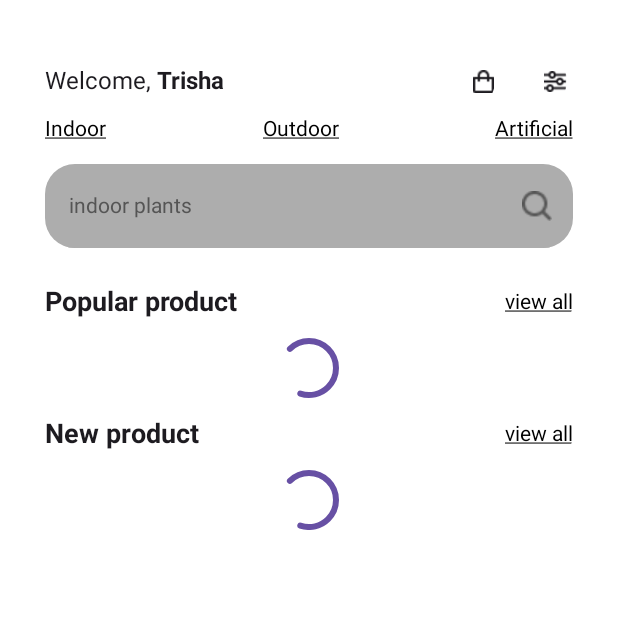
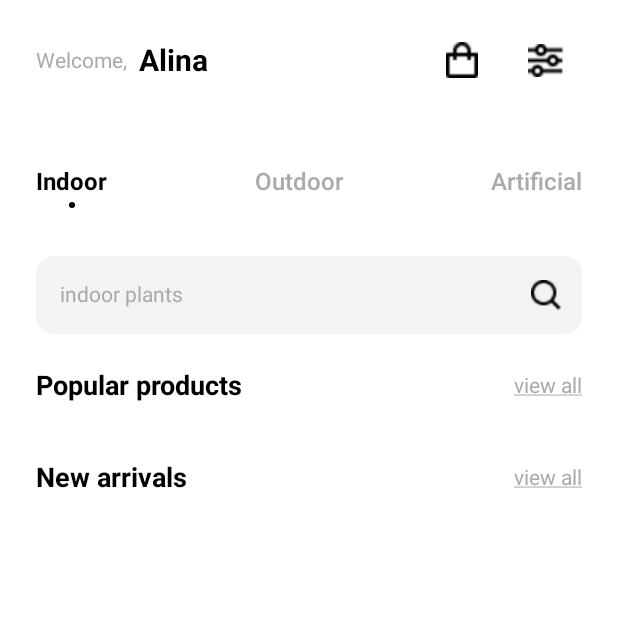
Before and after one commit to AlonzaL/PlantStore, an Android app built with Jetpack Compose: the MainScreen screen opened through its navigation route, on a phone screen of 412 x 824 dp, the top half of it. Run offline under Robolectric (Android 15) with nearby library versions, the phone set to English and light mode, and no system bars; our stand-ins replace Firebase (no records; nobody signed in at launch, a user with empty details on screens opened directly).

Commit message:
MainScreen

```diff
--- a/app/src/main/java/com/example/plantstore/plantstore/screen/main/MainScreen.kt
+++ b/app/src/main/java/com/example/plantstore/plantstore/screen/main/MainScreen.kt
@@ -1,9 +1,13 @@
 package com.example.plantstore.plantstore.screen.main
 
-import androidx.compose.foundation.layout.Spacer
-import androidx.compose.foundation.layout.height
+import androidx.compose.foundation.layout.Arrangement
+import androidx.compose.foundation.layout.Column
+import androidx.compose.foundation.layout.PaddingValues
+import androidx.compose.foundation.layout.fillMaxSize
 import androidx.compose.foundation.layout.padding
 import androidx.compose.foundation.lazy.LazyColumn
+import androidx.compose.foundation.lazy.LazyRow
+import androidx.compose.foundation.lazy.items
 import androidx.compose.material3.Scaffold
 import androidx.compose.runtime.Composable
 import androidx.compose.runtime.collectAsState
@@ -14,10 +18,10 @@ import androidx.compose.ui.tooling.preview.Preview
 import androidx.compose.ui.unit.dp
 import androidx.lifecycle.viewmodel.compose.viewModel
 import com.example.plantstore.plantstore.domain.PlantModel
-import com.example.plantstore.plantstore.screen.main.components.CategorySection
-import com.example.plantstore.plantstore.screen.main.components.PlantSection
-import com.example.plantstore.plantstore.screen.main.components.SearchSection
+import com.example.plantstore.plantstore.screen.main.components.CategorySelector
 import com.example.plantstore.plantstore.screen.main.components.HeaderSection
+import com.example.plantstore.plantstore.screen.main.components.PlantCard
+import com.example.plantstore.plantstore.screen.main.components.SearchBar
 import com.example.plantstore.plantstore.screen.main.components.TopBar
 import com.example.plantstore.plantstore.viewModel.MainViewModel
 
@@ -30,64 +34,76 @@ fun MainScreen(
     onSeeAllPopular: () -> Unit,
     onSeeAllNew: () -> Unit
 ) {
-    val categories = listOf(
-        "Indoor",
-        "Outdoor",
-        "Artificial"
-    )
-
-    val popularPlant by viewModel.listPopularPlant.collectAsState()
-    val newPlant by viewModel.listNewPlant.collectAsState()
+    val popularPlants by viewModel.listPopularPlant.collectAsState()
+    val newPlants by viewModel.listNewPlant.collectAsState()
+    val searchQuery by viewModel.searchQuery.collectAsState()
+    val selectedCategory by viewModel.selectedCategory.collectAsState()
 
     Scaffold(
         containerColor = Color.White
     ) { paddingValues ->
         LazyColumn(
-            contentPadding = paddingValues,
             modifier = Modifier
-                .padding(30.dp)
+                .fillMaxSize()
+                .padding(paddingValues),
+            contentPadding = PaddingValues(bottom = 20.dp),
+            verticalArrangement = Arrangement.spacedBy(24.dp)
         ) {
             item {
                 TopBar(
-                    onCartClick = {},
+                    userName = "Alina",
+                    onCartClick = onCartClick,
                     onSettingsClick = onSettingsClick
                 )
-                //Spacer(modifier = Modifier.height(5.dp))
             }
 
             item {
-                CategorySection(
-                    categories = categories
+                CategorySelector(
+                    categories = viewModel.categories,
+                    selectedCategory = selectedCategory,
+                    onCategoryClick = viewModel::onCategorySelect
                 )
-                Spacer(modifier = Modifier.height(15.dp))
             }
+
             item {
-                SearchSection()
-                Spacer(modifier = Modifier.height(12.dp))
+                SearchBar(
+                    value = searchQuery,
+                    onValueChange = viewModel::onSearchQueryChange
+                )
             }
+
             item {
+                Column(verticalArrangement = Arrangement.spacedBy(16.dp)) {
                     HeaderSection(
-                    title = "Popular product",
+                        title = "Popular products",
                         onSeeAll = onSeeAllPopular
                     )
+                    LazyRow(
+                        contentPadding = PaddingValues(horizontal = 24.dp),
+                        horizontalArrangement = Arrangement.spacedBy(16.dp)
+                    ) {
+                        items(popularPlants) { plant ->
+                            PlantCard(item = plant, onClick = { onOpenDetail(plant) })
                         }
+                    }
+                }
+            }
+
             item {
-                PlantSection(
-                    items = popularPlant,
-                    onClick = onOpenDetail
-                )
-            }
-            item {
+                Column(verticalArrangement = Arrangement.spacedBy(16.dp)) {
                     HeaderSection(
-                    title = "New product",
+                        title = "New arrivals",
                         onSeeAll = onSeeAllNew
                     )
+                    LazyRow(
+                        contentPadding = PaddingValues(horizontal = 24.dp),
+                        horizontalArrangement = Arrangement.spacedBy(16.dp)
+                    ) {
+                        items(newPlants) { plant ->
+                            PlantCard(item = plant, onClick = { onOpenDetail(plant) })
                         }
-            item {
-                PlantSection(
-                    items = newPlant,
-                    onClick = onOpenDetail
-                )
+                    }
+                }
             }
         }
     }
--- a/app/src/main/java/com/example/plantstore/plantstore/screen/main/components/CategorySection.kt
+++ /dev/null
@@ -1,52 +0,0 @@
-package com.example.plantstore.plantstore.screen.main.components
-
-import androidx.compose.foundation.clickable
-import androidx.compose.foundation.layout.Arrangement
-import androidx.compose.foundation.layout.Row
-import androidx.compose.foundation.layout.fillMaxWidth
-import androidx.compose.material.Text
-import androidx.compose.runtime.Composable
-import androidx.compose.ui.Modifier
-import androidx.compose.ui.platform.LocalContext
-import androidx.compose.ui.text.TextStyle
-import androidx.compose.ui.text.style.TextDecoration
-import androidx.compose.ui.unit.sp
-
-@Composable
-fun CategorySection(
-    categories: List<String>
-) {
-    val rows = categories.chunked(3)
-    val context = LocalContext.current
-
-    Row(
-        modifier = Modifier
-            .fillMaxWidth(),
-        horizontalArrangement = Arrangement.SpaceBetween
-    ) {
-        categories.forEach { category ->
-            CategoryItem(
-                category = category,
-                onItemClick = { }
-            )
-        }
-    }
-}
-
-
-@Composable
-fun CategoryItem(
-    category: String,
-    modifier: Modifier = Modifier,
-    onItemClick: () -> Unit
-) {
-    Text(
-        text = category,
-        fontSize = 14.sp,
-        style = TextStyle(textDecoration = TextDecoration.Underline),
-        modifier = modifier
-            .clickable(
-                onClick = onItemClick
-            )
-    )
-}
--- /dev/null
+++ b/app/src/main/java/com/example/plantstore/plantstore/screen/main/components/CategorySelector.kt
@@ -0,0 +1,67 @@
+package com.example.plantstore.plantstore.screen.main.components
+
+import androidx.compose.foundation.background
+import androidx.compose.foundation.clickable
+import androidx.compose.foundation.interaction.MutableInteractionSource
+import androidx.compose.foundation.layout.Arrangement
+import androidx.compose.foundation.layout.Box
+import androidx.compose.foundation.layout.Column
+import androidx.compose.foundation.layout.Row
+import androidx.compose.foundation.layout.Spacer
+import androidx.compose.foundation.layout.fillMaxWidth
+import androidx.compose.foundation.layout.height
+import androidx.compose.foundation.layout.padding
+import androidx.compose.foundation.layout.size
+import androidx.compose.foundation.shape.CircleShape
+import androidx.compose.material.Text
+import androidx.compose.runtime.Composable
+import androidx.compose.runtime.remember
+import androidx.compose.ui.Alignment
+import androidx.compose.ui.Modifier
+import androidx.compose.ui.text.font.FontWeight
+import androidx.compose.ui.unit.dp
+import androidx.compose.ui.unit.sp
+import com.example.plantstore.ui.theme.Black
+import com.example.plantstore.ui.theme.TextGray
+
+@Composable
+fun CategorySelector(
+    categories: List<String>,
+    selectedCategory: String,
+    onCategoryClick: (String) -> Unit
+) {
+    Row(
+        modifier = Modifier
+            .fillMaxWidth()
+            .padding(horizontal = 24.dp, vertical = 8.dp),
+        horizontalArrangement = Arrangement.SpaceBetween
+    ) {
+        categories.forEach { category ->
+            val isSelected = category == selectedCategory
+            Column(
+                horizontalAlignment = Alignment.CenterHorizontally,
+                modifier = Modifier
+                    .clickable(
+                        indication = null, // Убираем серый круг при клике (ripple) для чистоты
+                        interactionSource = remember { MutableInteractionSource() }
+                    ) { onCategoryClick(category) }
+            ) {
+                Text(
+                    text = category,
+                    fontSize = 16.sp,
+                    fontWeight = if (isSelected) FontWeight.Bold else FontWeight.Medium,
+                    color = if (isSelected) Black else TextGray
+                )
+                if (isSelected) {
+                    Spacer(modifier = Modifier.height(4.dp))
+                    // Маленькая точка или полоска под текстом
+                    Box(
+                        modifier = Modifier
+                            .size(4.dp)
+                            .background(Black, shape = CircleShape)
+                    )
+                }
+            }
+        }
+    }
+}
--- a/app/src/main/java/com/example/plantstore/plantstore/screen/main/components/HeaderSection.kt
+++ b/app/src/main/java/com/example/plantstore/plantstore/screen/main/components/HeaderSection.kt
@@ -1,8 +1,11 @@
 package com.example.plantstore.plantstore.screen.main.components
 
+import androidx.compose.foundation.clickable
+import androidx.compose.foundation.layout.Arrangement
 import androidx.compose.foundation.layout.Row
 import androidx.compose.foundation.layout.fillMaxWidth
 import androidx.compose.foundation.layout.offset
+import androidx.compose.foundation.layout.padding
 import androidx.compose.material3.Text
 import androidx.compose.material3.TextButton
 import androidx.compose.runtime.Composable
@@ -15,42 +18,33 @@ import androidx.compose.ui.text.style.TextDecoration
 import androidx.compose.ui.unit.dp
 import androidx.compose.ui.unit.sp
 import com.example.plantstore.R
+import com.example.plantstore.ui.theme.Black
+import com.example.plantstore.ui.theme.TextGray
 
 @Composable
 fun HeaderSection(
     title: String,
-    onSeeAll: (() -> Unit)?
+    onSeeAll: () -> Unit
 ) {
     Row(
         modifier = Modifier
-            .fillMaxWidth(),
+            .fillMaxWidth()
+            .padding(horizontal = 24.dp),
+        horizontalArrangement = Arrangement.SpaceBetween,
         verticalAlignment = Alignment.CenterVertically
     ) {
         Text(
             text = title,
             fontSize = 18.sp,
             fontWeight = FontWeight.Bold,
-            modifier = Modifier
-                .weight(1f)
+            color = Black
         )
-        if (onSeeAll != null) {
-            TextButton(
-                onClick = onSeeAll
-            ) {
-                Text(
-                    text = "view all",
-                    color = colorResource(R.color.black),
-                    style = TextStyle(textDecoration = TextDecoration.Underline),
-                    modifier = Modifier
-                        .offset(x = 12.dp)
-                )
-            }
-        } else {
-            Text(
-                text = "view all",
-                color = colorResource(R.color.black),
-                style = TextStyle(textDecoration = TextDecoration.Underline)
-            )
-        }
+        Text(
+            text = "view all",
+            fontSize = 14.sp,
+            color = TextGray,
+            textDecoration = TextDecoration.Underline,
+            modifier = Modifier.clickable { onSeeAll() }
+        )
     }
 }
--- /dev/null
+++ b/app/src/main/java/com/example/plantstore/plantstore/screen/main/components/SearchBar.kt
@@ -0,0 +1,69 @@
+package com.example.plantstore.plantstore.screen.main.components
+
+import androidx.compose.foundation.layout.fillMaxWidth
+import androidx.compose.foundation.layout.height
+import androidx.compose.foundation.layout.padding
+import androidx.compose.foundation.layout.size
+import androidx.compose.foundation.shape.RoundedCornerShape
+import androidx.compose.material3.Icon
+import androidx.compose.material.IconButton
+import androidx.compose.material.Text
+import androidx.compose.material3.TextFieldDefaults
+import androidx.compose.material3.TextField
+import androidx.compose.runtime.Composable
+import androidx.compose.runtime.getValue
+import androidx.compose.runtime.mutableStateOf
+import androidx.compose.runtime.remember
+import androidx.compose.runtime.setValue
+import androidx.compose.ui.Modifier
+import androidx.compose.ui.draw.clip
+import androidx.compose.ui.graphics.Color
+import androidx.compose.ui.res.colorResource
+import androidx.compose.ui.res.painterResource
+import androidx.compose.ui.tooling.preview.Preview
+import androidx.compose.ui.unit.dp
+import androidx.compose.ui.unit.sp
+import com.example.plantstore.R
+import com.example.plantstore.ui.theme.Black
+import com.example.plantstore.ui.theme.SearchBg
+import com.example.plantstore.ui.theme.TextGray
+
+@Composable
+fun SearchBar(
+    value: String,
+    onValueChange: (String) -> Unit
+) {
+    TextField(
+        value = value,
+        onValueChange = onValueChange,
+        modifier = Modifier
+            .fillMaxWidth()
+            .padding(horizontal = 24.dp)
+            .height(52.dp), // Фиксированная высота для аккуратности
+        placeholder = {
+            Text(
+                text = "indoor plants",
+                fontSize = 14.sp,
+                color = TextGray
+            )
+        },
+        trailingIcon = {
+            Icon(
+                painter = painterResource(id = R.drawable.search),
+                contentDescription = null,
+                tint = Black,
+                modifier = Modifier.size(20.dp)
+            )
+        },
+        shape = RoundedCornerShape(12.dp), // Мягкое скругление как на картинке
+        colors = TextFieldDefaults.colors(
+            focusedContainerColor = SearchBg,
+            unfocusedContainerColor = SearchBg,
+            disabledContainerColor = SearchBg,
+            cursorColor = Black,
+            focusedIndicatorColor = Color.Transparent, // Убираем подчеркивание
+            unfocusedIndicatorColor = Color.Transparent,
+        ),
+        singleLine = true
+    )
+}
--- a/app/src/main/java/com/example/plantstore/plantstore/screen/main/components/SearchSection.kt
+++ /dev/null
@@ -1,65 +0,0 @@
-package com.example.plantstore.plantstore.screen.main.components
-
-import androidx.compose.foundation.layout.fillMaxWidth
-import androidx.compose.foundation.layout.size
-import androidx.compose.foundation.shape.RoundedCornerShape
-import androidx.compose.material3.Icon
-import androidx.compose.material.IconButton
-import androidx.compose.material.Text
-import androidx.compose.material3.TextFieldDefaults
-import androidx.compose.material3.TextField
-import androidx.compose.runtime.Composable
-import androidx.compose.runtime.getValue
-import androidx.compose.runtime.mutableStateOf
-import androidx.compose.runtime.remember
-import androidx.compose.runtime.setValue
-import androidx.compose.ui.Modifier
-import androidx.compose.ui.draw.clip
-import androidx.compose.ui.res.colorResource
-import androidx.compose.ui.res.painterResource
-import androidx.compose.ui.tooling.preview.Preview
-import androidx.compose.ui.unit.dp
-import com.example.plantstore.R
-
-@Composable
-fun SearchSection() {
-    var searchText by remember { mutableStateOf("") }
-
-    TextField(
-        value = searchText,
-        onValueChange = { searchText = it },
-        label = {
-            Text(
-                text = "indoor plants",
-                color = colorResource(R.color.descr)
-            )
-                },
-        modifier = Modifier
-            .fillMaxWidth()
-            .clip(RoundedCornerShape(20.dp)),
-        singleLine = true,
-        trailingIcon = {
-            IconButton(onClick = {}) {
-                Icon(
-                    painter = painterResource(id = R.drawable.search),
-                    contentDescription = "",
-                    tint = colorResource(R.color.descr),
-                    modifier = Modifier
-                        .size(20.dp)
-                )
-            }
-        },
-        colors = TextFieldDefaults.colors(
-            focusedContainerColor = colorResource(R.color.no_fav),
-            unfocusedTextColor = colorResource(R.color.no_fav),
-            unfocusedContainerColor = colorResource(R.color.no_fav),
-            unfocusedIndicatorColor = colorResource(R.color.no_fav)
-        )
-    )
-}
-
-@Preview(showBackground = true)
-@Composable
-fun SearchSectionPreview() {
-    SearchSection()
-}
--- a/app/src/main/java/com/example/plantstore/plantstore/screen/main/components/TopBar.kt
+++ b/app/src/main/java/com/example/plantstore/plantstore/screen/main/components/TopBar.kt
@@ -2,10 +2,14 @@ package com.example.plantstore.plantstore.screen.main.components
 
 import androidx.compose.foundation.background
 import androidx.compose.foundation.layout.Arrangement
+import androidx.compose.foundation.layout.Column
 import androidx.compose.foundation.layout.Row
+import androidx.compose.foundation.layout.Spacer
 import androidx.compose.foundation.layout.fillMaxWidth
 import androidx.compose.foundation.layout.offset
+import androidx.compose.foundation.layout.padding
 import androidx.compose.foundation.layout.size
+import androidx.compose.foundation.layout.width
 import androidx.compose.material3.Icon
 import androidx.compose.material3.IconButton
 import androidx.compose.material3.Text
@@ -19,48 +23,59 @@ import androidx.compose.ui.tooling.preview.Preview
 import androidx.compose.ui.unit.dp
 import androidx.compose.ui.unit.sp
 import com.example.plantstore.R
+import com.example.plantstore.ui.theme.Black
+import com.example.plantstore.ui.theme.TextGray
 
 @Composable
 fun TopBar(
+    userName: String,
     onCartClick: () -> Unit,
     onSettingsClick: () -> Unit
 ) {
     Row(
         modifier = Modifier
             .fillMaxWidth()
-            .background(Color.White),
+            .padding(horizontal = 24.dp, vertical = 16.dp),
         horizontalArrangement = Arrangement.SpaceBetween,
         verticalAlignment = Alignment.CenterVertically
     ) {
-        Row {
+        Row(
+            verticalAlignment = Alignment.CenterVertically
+        ) {
             Text(
-                text = "Welcome, ",
-                fontSize = 16.sp
+                text = "Welcome,",
+                fontSize = 14.sp,
+                color = TextGray
             )
+            Spacer(modifier = Modifier.width(8.dp))
             Text(
-                text = "Trisha",
-                fontSize = 16.sp,
-                fontWeight = FontWeight.Bold
+                text = userName,
+                fontSize = 20.sp,
+                fontWeight = FontWeight.Bold,
+                color = Color.Black
             )
         }
 
-        Row() {
+        Row(
+            verticalAlignment = Alignment.CenterVertically
+        ) {
             IconButton(onClick = onCartClick) {
                 Icon(
                     painter = painterResource(id = R.drawable.cart),
                     contentDescription = "",
                     modifier = Modifier
-                        .size(15.dp)
-                        .offset(x = 12.dp)
+                        .size(24.dp),
+                    tint = Black
                 )
             }
+            Spacer(modifier = Modifier.width(8.dp))
             IconButton(onClick = onSettingsClick) {
                 Icon(
                     painter = painterResource(id = R.drawable.setting),
                     contentDescription = "",
                     modifier = Modifier
-                        .size(15.dp)
-                        .offset(x = 12.dp)
+                        .size(24.dp),
+                    tint = Black
                 )
             }
         }
@@ -71,6 +86,7 @@ fun TopBar(
 @Preview
 fun TopBarPreview() {
     TopBar(
+        userName = "Имя",
         onCartClick = {},
         onSettingsClick = {}
     )
--- a/app/src/main/java/com/example/plantstore/plantstore/viewModel/MainViewModel.kt
+++ b/app/src/main/java/com/example/plantstore/plantstore/viewModel/MainViewModel.kt
@@ -3,11 +3,8 @@ package com.example.plantstore.plantstore.viewModel
 import androidx.lifecycle.ViewModel
 import androidx.lifecycle.viewModelScope
 import com.example.plantstore.plantstore.domain.PlantModel
-import com.example.plantstore.plantstore.navigation.PlantListType
-import com.example.plantstore.plantstore.repository.AuthRepository
 import com.example.plantstore.plantstore.repository.MainRepository
 import kotlinx.coroutines.flow.MutableStateFlow
-import kotlinx.coroutines.flow.StateFlow
 import kotlinx.coroutines.flow.asStateFlow
 import kotlinx.coroutines.launch
 
@@ -21,14 +18,30 @@ class MainViewModel(
     private val _listNewPlant = MutableStateFlow<List<PlantModel>>(emptyList())
     val listNewPlant = _listNewPlant.asStateFlow()
 
+    private val _searchQuery = MutableStateFlow("")
+    val searchQuery = _searchQuery.asStateFlow()
+
+    val categories = listOf("Indoor", "Outdoor", "Artificial")
+
+    private val _selectedCategory = MutableStateFlow("Indoor")
+    val selectedCategory = _selectedCategory.asStateFlow()
+
     init {
-        fetchData()
+        loadData()
     }
 
-    private fun fetchData() {
+    private fun loadData() {
         viewModelScope.launch {
             _listPopularPlant.value = mainRepository.getPopularPlants()
             _listNewPlant.value = mainRepository.getNewPlants()
         }
     }
+
+    fun onSearchQueryChange(query: String) {
+        _searchQuery.value = query
+    }
+
+    fun onCategorySelect(category: String) {
+        _selectedCategory.value = category
+    }
 }
--- a/app/src/main/java/com/example/plantstore/ui/theme/Color.kt
+++ b/app/src/main/java/com/example/plantstore/ui/theme/Color.kt
@@ -9,3 +9,10 @@ val Pink80 = Color(0xFFEFB8C8)
 val Purple40 = Color(0xFF6650a4)
 val PurpleGrey40 = Color(0xFF625b71)
 val Pink40 = Color(0xFF7D5260)
+
+val LightGreenBg = Color(0xFFF0F4EF) // Цвет фона под цветком
+val DarkGreen = Color(0xFF3D5A46) // Цвет цены и кнопок (примерный)
+val TextGray = Color(0xFFAAAAAA) // Цвет неактивных элементов
+val SearchBg = Color(0xFFF3F3F3) // Фон поиска
+val Black = Color(0xFF000000)
+val Favorite = Color(0xFFA2DF88) // Цвет like
```
Also changed, not shown: app/src/main/java/com/example/plantstore/plantstore/screen/main/components/PlantCard.kt (+44 -30 lines), app/src/main/java/com/example/plantstore/plantstore/screen/main/components/PlantSection.kt (deleted, +0 -63 lines), app/src/main/res/drawable/fav_filled.png (added). Lines whose indentation alone changed are shown as unchanged.
